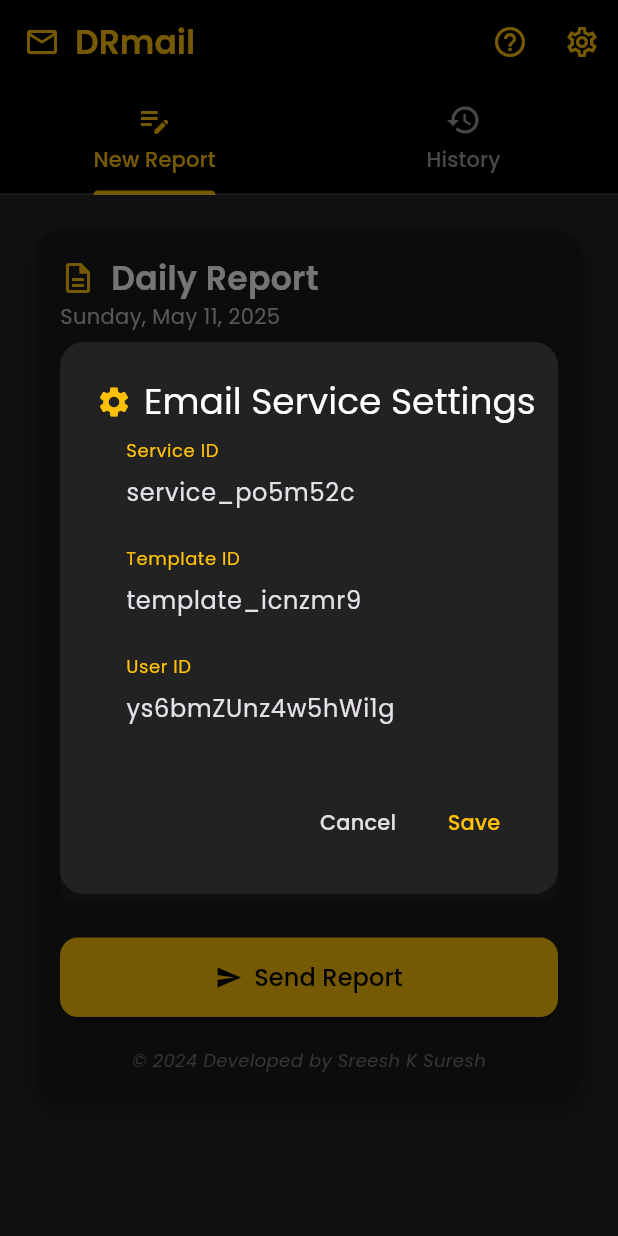
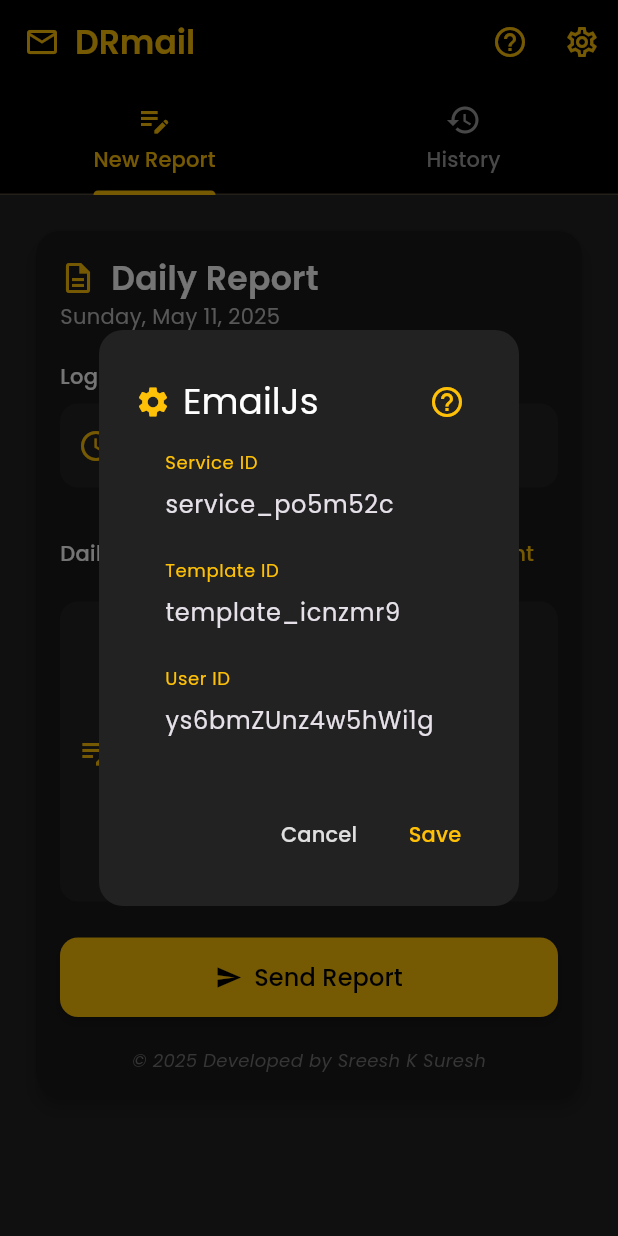
Before and after one commit to Sreeshks/drmail, a Flutter app: the screen it shows after launch, after a tap on the "settings" icon, on a phone screen of 412 x 824 dp. Run offline on Flutter 3.47's test engine with Material 3 defaults, Android fonts, the phone set to English and light mode, and no system bars; drawn by our look-alikes of flutter_animate; our stand-ins replace fluttertoast, google_fonts, shared_preferences.

Commit message:
Add help icon for EmailJS usage guidance

```diff
--- a/lib/main.dart
+++ b/lib/main.dart
@@ -449,9 +449,19 @@
             children: [
               const Icon(Icons.settings, color: Colors.amber),
               const SizedBox(width: 8),
-              Text(
-                'Email Service Settings',
-                style: GoogleFonts.poppins(color: Colors.white),
+              Text('EmailJs', style: GoogleFonts.poppins(color: Colors.white)),
+              const Spacer(),
+              IconButton(
+                icon: const Icon(Icons.help_outline, color: Colors.amber),
+                tooltip: 'How to use EmailJS',
+                onPressed: () {
+                  Navigator.of(context).pop();
+                  Navigator.of(context).push(
+                    MaterialPageRoute(
+                      builder: (context) => const HowToSetEmailJsScreen(),
+                    ),
+                  );
+                },
               ),
             ],
           ),
@@ -939,7 +949,7 @@
                         const SizedBox(height: 20),
                         Center(
                           child: Text(
-                            '© 2024 Developed by Sreesh K Suresh',
+                            '© 2025 Developed by Sreesh K Suresh',
                             style: GoogleFonts.poppins(
                               fontSize: 12,
                               color: Colors.grey[600],
```
